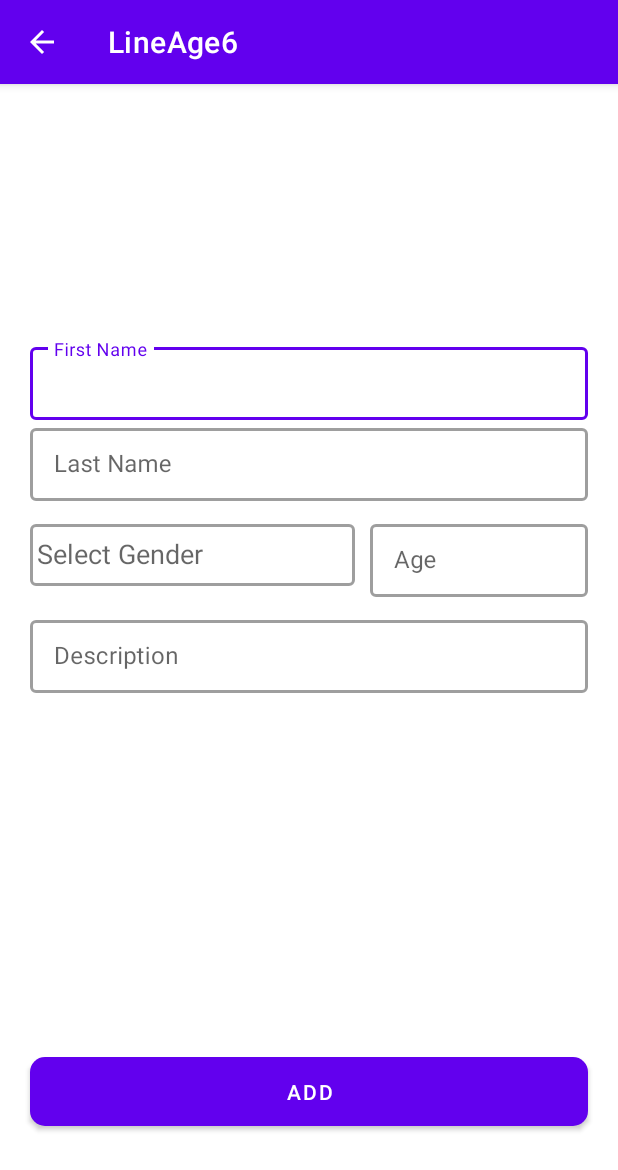
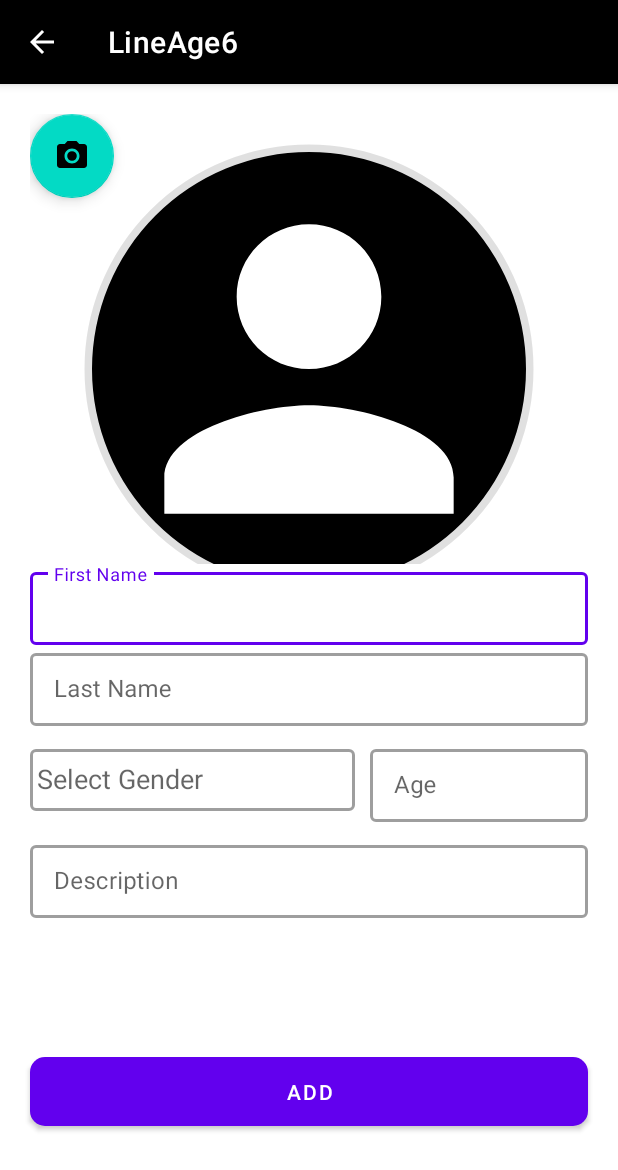
Before and after one commit to ANI2006/LineAge, an Android app: the screen it shows after launch (AddUserActivity), after a tap on an icon or button, on a phone screen of 412 x 824 dp. Shown: the top 1170 px of the screen. Run offline under Robolectric (Android 15) with nearby library versions, the phone set to English and light mode, and no system bars; our stand-ins replace Room's generated code, navigation-ui; libraries missing offline, so code that uses them is left out: com.github.dhaval2404.imagepicker.

Commit message:
Profile Image

```diff
--- a/app/src/main/java/com/example/lineage6/ui/AppDatabase.java
+++ b/app/src/main/java/com/example/lineage6/ui/AppDatabase.java
@@ -9,11 +9,11 @@ import androidx.room.RoomDatabase;
 import com.example.lineage6.ui.user.ProjectModel;
 import com.example.lineage6.ui.user.UserDao;
 
-@Database(entities = {ProjectModel.class},exportSchema = false,version = 1)
+@Database(entities = {ProjectModel.class},exportSchema = false,version = 3)
 public abstract class AppDatabase extends RoomDatabase {
 
 
-    public static  final String DATABASE_NAME="user_info_database.db";
+    public static  final String DATABASE_NAME="user_in_database.db";
     public static AppDatabase instance;
     private static  final  Object LOCK=new Object();
     public   abstract UserDao userDao();
@@ -30,4 +30,6 @@ public abstract class AppDatabase extends RoomDatabase {
         }
         return instance;
     }
+
+
 }
--- a/app/src/main/java/com/example/lineage6/ui/favorites/FavoritesFragment.java
+++ b/app/src/main/java/com/example/lineage6/ui/favorites/FavoritesFragment.java
@@ -13,6 +13,7 @@ import androidx.lifecycle.ViewModelProvider;
 import com.example.lineage6.databinding.FragmentFavoritesBinding;
 
 public class FavoritesFragment extends Fragment {
+
 
     private FragmentFavoritesBinding binding;
 
--- a/app/src/main/java/com/example/lineage6/ui/user/AddUserActivity.java
+++ b/app/src/main/java/com/example/lineage6/ui/user/AddUserActivity.java
@@ -1,19 +1,33 @@
 package com.example.lineage6.ui.user;
 
 import android.annotation.SuppressLint;
+import android.content.Intent;
+import android.graphics.drawable.ColorDrawable;
+import android.net.Uri;
 import android.os.Build;
 import android.os.Bundle;
+import android.preference.PreferenceManager;
 import android.view.View;
 import android.widget.AdapterView;
 import android.widget.ArrayAdapter;
+import android.widget.ImageView;
 import android.widget.Toast;
 
+import androidx.annotation.Nullable;
 import androidx.appcompat.app.AppCompatActivity;
 import androidx.lifecycle.ViewModelProvider;
 
+import com.bumptech.glide.Glide;
+import com.example.lineage6.R;
 import com.example.lineage6.databinding.ActivityAddUserBinding;
+import com.github.dhaval2404.imagepicker.ImagePicker;
+import com.google.android.material.floatingactionbutton.FloatingActionButton;
+
+import java.util.Objects;
 
 public class AddUserActivity extends AppCompatActivity {
+    ImageView imageView;
+    FloatingActionButton button;
     private ActivityAddUserBinding binding;
     private String firstName,lastName,description,gender;
     private int age;
@@ -89,6 +103,31 @@ public class AddUserActivity extends AppCompatActivity {
             }
 
         });
+
+        Objects.requireNonNull(getSupportActionBar()).setBackgroundDrawable(new ColorDrawable(getColor(R.color.black)));
+        imageView=findViewById(R.id.imageView);
+        button= findViewById(R.id.floatingActionButton);
+        button.setOnClickListener(new View.OnClickListener() {
+            @Override
+            public void onClick(View v) {
+
+                ImagePicker.with(AddUserActivity.this)
+                        .crop()	    			//Crop image(Optional), Check Customization for more option
+                        .compress(1024)			//Final image size will be less than 1 MB(Optional)
+                        .maxResultSize(1080, 1080)	//Final image resolution will be less than 1080 x 1080(Optional)
+                        .start();
+            }
+
+        });
+
+    }
+
+
+    @Override
+    protected void onActivityResult(int requestCode, int resultCode, @Nullable Intent data) {
+        super.onActivityResult(requestCode, resultCode, data);
+        Uri uri=data.getData();
+        imageView.setImageURI(uri);
     }
 
     @Override
--- a/app/src/main/java/com/example/lineage6/ui/user/UserAdapter.java
+++ b/app/src/main/java/com/example/lineage6/ui/user/UserAdapter.java
@@ -1,14 +1,19 @@
 package com.example.lineage6.ui.user;
 
+import android.content.ClipData;
 import android.view.LayoutInflater;
 import android.view.ViewGroup;
+import android.widget.CompoundButton;
+import android.widget.ToggleButton;
 
 import androidx.annotation.NonNull;
 import androidx.databinding.DataBindingUtil;
 import androidx.recyclerview.widget.RecyclerView;
 
+import com.bumptech.glide.Glide;
 import com.example.lineage6.R;
 import com.example.lineage6.databinding.UserItemLayoutBinding;
+import com.example.lineage6.ui.AppDatabase;
 import com.example.lineage6.ui.OnClickItemInterface;
 
 import java.util.List;
@@ -17,6 +22,7 @@ public class UserAdapter extends RecyclerView.Adapter<UserAdapter.ViewHolder> {
 
     List<ProjectModel> projectModelList;
     private OnClickItemInterface onClickItemInterface;
+    UserItemLayoutBinding binding;
 
     public UserAdapter(OnClickItemInterface onClickItemInterface) {
         this.onClickItemInterface = onClickItemInterface;
@@ -42,7 +48,18 @@ public class UserAdapter extends RecyclerView.Adapter<UserAdapter.ViewHolder> {
 
             holder.binding.setUserModel(projectModel);
             holder.binding.setListener(onClickItemInterface);
+
+//            if (projectModel.imagePath != null) {
+//                Glide.with(holder.itemView.getContext())
+//                        .load(projectModel.imagePath)
+//                        .into(holder.binding.userImage);
+//            } else {
+//                holder.binding.userImage.setImageResource(R.drawable.);
+//            }
         }
+
+
+
     }
 
     @Override
@@ -58,12 +75,16 @@ public class UserAdapter extends RecyclerView.Adapter<UserAdapter.ViewHolder> {
     }
 
     public class ViewHolder extends RecyclerView.ViewHolder {
+
         UserItemLayoutBinding binding;
 
         public ViewHolder(@NonNull UserItemLayoutBinding binding) {
             super(binding.getRoot());
             this.binding = binding;
+
+
         }
+
     }
 
 }
--- a/app/src/main/java/com/example/lineage6/ui/user/UserViewModel.java
+++ b/app/src/main/java/com/example/lineage6/ui/user/UserViewModel.java
@@ -12,6 +12,8 @@ import java.util.List;
 import java.util.concurrent.ExecutionException;
 
 public class UserViewModel extends AndroidViewModel {
+
+
 
     private AppRepo appRepo;
 
--- /dev/null
+++ b/app/src/main/res/drawable/baseline_favorite_24.xml
@@ -0,0 +1,5 @@
+<vector android:height="24dp" android:tint="#000000"
+    android:viewportHeight="24" android:viewportWidth="24"
+    android:width="24dp" xmlns:android="http://schemas.android.com/apk/res/android">
+    <path android:fillColor="@android:color/white" android:pathData="M12,21.35l-1.45,-1.32C5.4,15.36 2,12.28 2,8.5 2,5.42 4.42,3 7.5,3c1.74,0 3.41,0.81 4.5,2.09C13.09,3.81 14.76,3 16.5,3 19.58,3 22,5.42 22,8.5c0,3.78 -3.4,6.86 -8.55,11.54L12,21.35z"/>
+</vector>
--- /dev/null
+++ b/app/src/main/res/drawable/baseline_photo_camera_24.xml
@@ -0,0 +1,6 @@
+<vector android:height="24dp" android:tint="#FFFFFF"
+    android:viewportHeight="24" android:viewportWidth="24"
+    android:width="24dp" xmlns:android="http://schemas.android.com/apk/res/android">
+    <path android:fillColor="@android:color/white" android:pathData="M12,12m-3.2,0a3.2,3.2 0,1 1,6.4 0a3.2,3.2 0,1 1,-6.4 0"/>
+    <path android:fillColor="@android:color/white" android:pathData="M9,2L7.17,4L4,4c-1.1,0 -2,0.9 -2,2v12c0,1.1 0.9,2 2,2h16c1.1,0 2,-0.9 2,-2L22,6c0,-1.1 -0.9,-2 -2,-2h-3.17L15,2L9,2zM12,17c-2.76,0 -5,-2.24 -5,-5s2.24,-5 5,-5 5,2.24 5,5 -2.24,5 -5,5z"/>
+</vector>
--- /dev/null
+++ b/app/src/main/res/drawable/ic_favorite_red_24.xml
@@ -0,0 +1,5 @@
+<vector android:height="24dp" android:tint="@color/redd"
+    android:viewportHeight="24" android:viewportWidth="24"
+    android:width="24dp" xmlns:android="http://schemas.android.com/apk/res/android">
+    <path android:fillColor="@color/redd" android:pathData="M12,21.35l-1.45,-1.32C5.4,15.36 2,12.28 2,8.5 2,5.42 4.42,3 7.5,3c1.74,0 3.41,0.81 4.5,2.09C13.09,3.81 14.76,3 16.5,3 19.58,3 22,5.42 22,8.5c0,3.78 -3.4,6.86 -8.55,11.54L12,21.35z"/>
+</vector>
--- /dev/null
+++ b/app/src/main/res/drawable/ic_favorite_shadow_24.xml
@@ -0,0 +1,6 @@
+<vector android:height="24dp" android:tint="#888888"
+    android:viewportHeight="24" android:viewportWidth="24"
+    android:width="24dp" xmlns:android="http://schemas.android.com/apk/res/android">
+    <path android:fillColor="@android:color/white" android:pathData="M12,21.35l-1.45,-1.32C5.4,15.36 2,12.28 2,8.5 2,5.42 4.42,3 7.5,3c1.74,0 3.41,0.81 4.5,2.09C13.09,3.81 14.76,3 16.5,3 19.58,3 22,5.42 22,8.5c0,3.78 -3.4,6.86 -8.55,11.54L12,21.35z"/>
+
+</vector>
--- /dev/null
+++ b/app/src/main/res/drawable/ic_person_24.xml
@@ -0,0 +1,5 @@
+<vector android:height="24dp" android:tint="#FFFFFF"
+    android:viewportHeight="24" android:viewportWidth="24"
+    android:width="24dp" xmlns:android="http://schemas.android.com/apk/res/android">
+    <path android:fillColor="@android:color/white" android:pathData="M12,12c2.21,0 4,-1.79 4,-4s-1.79,-4 -4,-4 -4,1.79 -4,4 1.79,4 4,4zM12,14c-2.67,0 -8,1.34 -8,4v2h16v-2c0,-2.66 -5.33,-4 -8,-4z"/>
+</vector>
--- a/app/src/main/res/layout/activity_add_user.xml
+++ b/app/src/main/res/layout/activity_add_user.xml
@@ -15,6 +15,40 @@
             android:layout_weight="1.5"
             android:gravity="center_vertical"
             android:orientation="vertical">
+
+            <androidx.constraintlayout.widget.ConstraintLayout
+                android:layout_width="match_parent"
+                android:layout_height="300dp">
+                <com.google.android.material.imageview.ShapeableImageView
+                    android:id="@+id/imageView"
+                    android:background="@color/black"
+                    android:layout_width="300dp"
+                    android:layout_height="300dp"
+                    app:shapeAppearanceOverlay="@style/circular"
+                    app:strokeWidth="10dp"
+                    android:layout_marginTop="20dp"
+                    android:padding="5dp"
+                    app:layout_constraintEnd_toEndOf="parent"
+                    app:layout_constraintStart_toStartOf="parent"
+                    app:layout_constraintTop_toTopOf="parent"
+                    app:srcCompat="@drawable/ic_person_24"
+                    />
+
+                <com.google.android.material.floatingactionbutton.FloatingActionButton
+                    android:id="@+id/floatingActionButton"
+                    android:layout_width="wrap_content"
+                    android:layout_height="wrap_content"
+                    android:clickable="true"
+                    app:srcCompat="@drawable/baseline_photo_camera_24"
+                    tools:layout_editor_absoluteX="280dp"
+                    tools:layout_editor_absoluteY="228dp"
+                    android:contentDescription="TODO"
+                    android:focusable="true"
+                    tools:ignore="MissingConstraints" />
+
+
+            </androidx.constraintlayout.widget.ConstraintLayout>
+
             <com.google.android.material.textfield.TextInputLayout
                 style="@style/Widget.MaterialComponents.TextInputLayout.OutlinedBox.Dense"
                 android:layout_width="match_parent"
@@ -28,6 +62,7 @@
                     android:layout_width="match_parent"
                     android:layout_height="wrap_content"
                     android:hint="First Name"
+
                     android:inputType="text|textCapSentences"/>
 
 
--- a/app/src/main/res/values/colors.xml
+++ b/app/src/main/res/values/colors.xml
@@ -7,4 +7,6 @@
     <color name="teal_700">#FF018786</color>
     <color name="black">#FF000000</color>
     <color name="white">#FFFFFFFF</color>
+    <color name="red">#B41313</color>
+    <color name="redd">#FF0000</color>
 </resources>
--- /dev/null
+++ b/app/src/main/res/values/custome_style.xml
@@ -0,0 +1,6 @@
+<?xml version="1.0" encoding="utf-8"?>
+<resources>
+    <style name="circular">
+        <item name="cornerSize">50%</item>
+    </style>
+</resources>
--- a/settings.gradle
+++ b/settings.gradle
@@ -10,6 +10,7 @@ dependencyResolutionManagement {
     repositories {
         google()
         mavenCentral()
+        maven { url "https://jitpack.io" }
     }
 }
 rootProject.name = "LineAge6"
```
Also changed, not shown: app/build.gradle (+6 -2 lines), app/src/main/java/com/example/lineage6/ui/user/ProjectModel.java (+27 -0 lines), app/src/main/java/com/example/lineage6/ui/user/UserFragment.java (+1 -7 lines), app/src/main/res/layout/user_item_layout.xml (+32 -24 lines), app/src/main/res/drawable/ic_favorite_shadow.png (added). Lines whose indentation alone changed are shown as unchanged.
